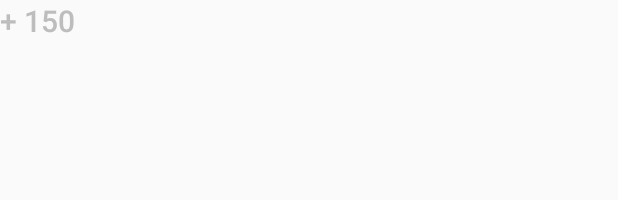
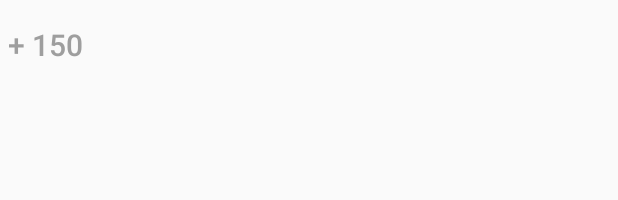
Before and after one commit to MehdiChouag/PokeSpot, an Android app: the layout item_filter_offset.xml on its own in the app's theme, with its tools: preview values and no code run, on a phone screen of 412 x 824 dp. Shown: the top 200 px of the screen. Run offline under Robolectric (Android 15) with nearby library versions, the phone set to English and light mode, and no system bars.

Commit message:
Patch crash, memory leak, and display offset pokemon number

```diff
--- a/app/src/main/res/layout/filter.xml
+++ b/app/src/main/res/layout/filter.xml
@@ -26,12 +26,12 @@
                 android:text="@string/filter_show_only" />
 
             <FrameLayout
-                android:layout_width="wrap_content"
+                android:layout_width="match_parent"
                 android:layout_height="wrap_content">
 
                 <android.support.v7.widget.RecyclerView
                     android:id="@+id/recycler_view"
-                    android:layout_width="match_parent"
+                    android:layout_width="wrap_content"
                     android:layout_height="wrap_content"
                     tools:listitem="@layout/item_filter" />
 
--- a/app/src/main/res/layout/item_filter_offset.xml
+++ b/app/src/main/res/layout/item_filter_offset.xml
@@ -3,6 +3,7 @@
     style="@style/Filter.Item.Offset"
     xmlns:android="http://schemas.android.com/apk/res/android"
     xmlns:tools="http://schemas.android.com/tools"
+    android:gravity="center"
     android:layout_width="@dimen/filter_item_size"
     android:layout_height="@dimen/filter_item_size"
     tools:text="+ 150" />
--- a/app/src/main/res/values/colors.xml
+++ b/app/src/main/res/values/colors.xml
@@ -3,5 +3,5 @@
     <color name="colorPrimary">#158ED5</color>
     <color name="colorPrimaryDark">#1976d2</color>
     <color name="colorAccent">#F44336</color>
-    <color name="bright_gray">#BDBDBD</color>
+    <color name="bright_gray">#9E9E9E</color>
 </resources>
--- a/app/src/main/res/values/dimens.xml
+++ b/app/src/main/res/values/dimens.xml
@@ -16,5 +16,5 @@
 
     <dimen name="stroke_size">1dp</dimen>
 
-    <dimen name="filter_item_size">50dp</dimen>
+    <dimen name="filter_item_size">60dp</dimen>
 </resources>
```
Also changed, not shown: app/src/main/kotlin/fr/amsl/pokespot/data/pokemon/FilterPokemonDataRepository.kt (+6 -1 lines), app/src/main/kotlin/fr/amsl/pokespot/presentation/base/BaseFragment.kt (+7 -9 lines), app/src/main/kotlin/fr/amsl/pokespot/presentation/map/filter/FilterAdapter.kt (+6 -2 lines), app/src/main/kotlin/fr/amsl/pokespot/presentation/map/filter/FilterFragment.kt (+4 -7 lines), app/src/main/kotlin/fr/amsl/pokespot/presentation/map/filter/FilterPresenter.kt (+8 -3 lines).
